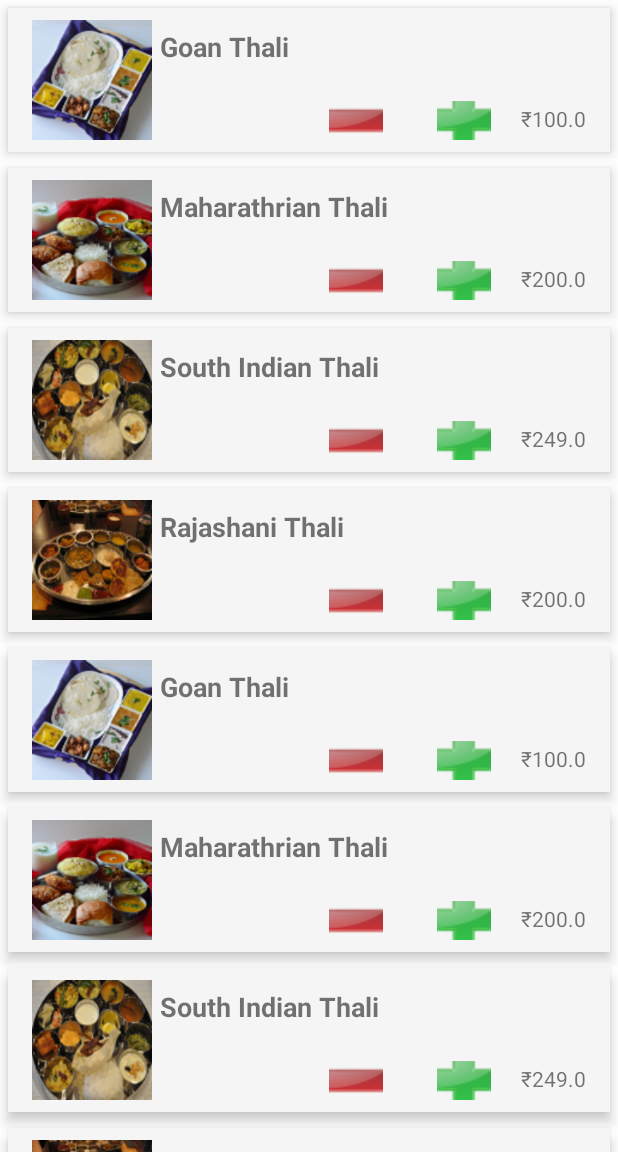
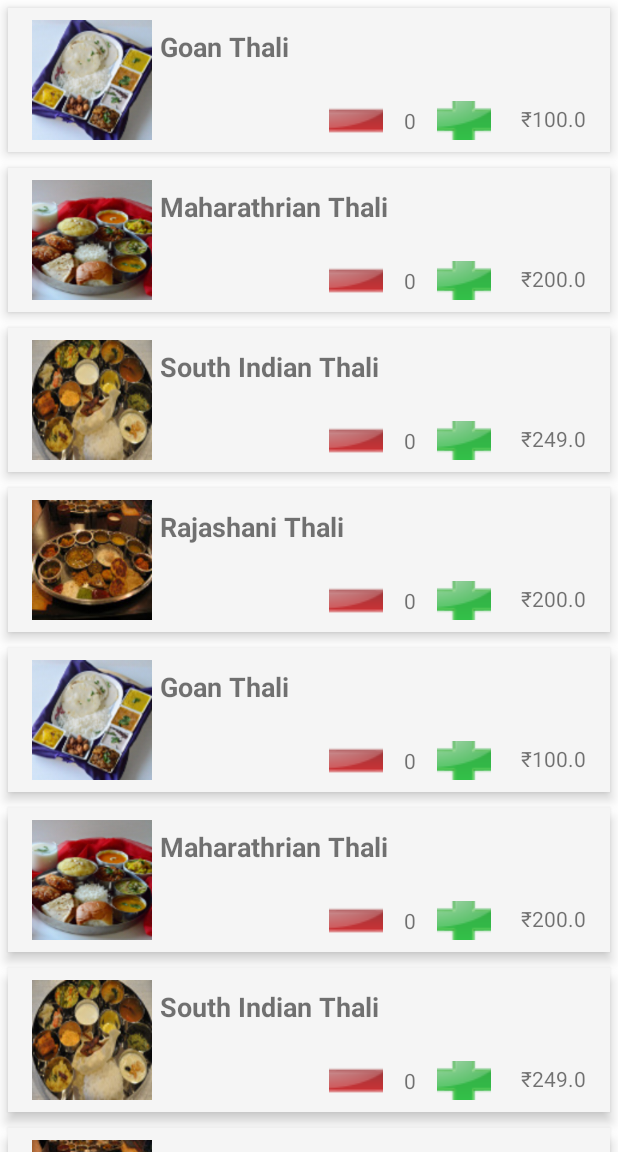
Before and after one commit to prasadph/vinod-tiffin, an Android app: the screen it shows after launch (MainActivity), on a phone screen of 412 x 824 dp, the part 84-1236 px from its top. Run offline under Robolectric (Android 15) with nearby library versions, the phone set to English and light mode, and no system bars.

Commit message:
Java for food_row

```diff
--- a/app/src/main/java/shubham/tfin/FoodClassAdapter.java
+++ b/app/src/main/java/shubham/tfin/FoodClassAdapter.java
@@ -1,17 +1,13 @@
 package shubham.tfin;
 
-import android.app.Dialog;
 import android.content.Context;
-import android.graphics.Canvas;
-import android.graphics.drawable.Drawable;
-import android.graphics.drawable.ScaleDrawable;
 import android.support.v7.widget.RecyclerView;
 import android.view.LayoutInflater;
 import android.view.View;
 import android.view.ViewGroup;
+import android.widget.ImageButton;
 import android.widget.ImageView;
 import android.widget.TextView;
-import android.widget.Toast;
 
 import java.util.Collections;
 import java.util.List;
@@ -37,34 +33,51 @@ public class FoodClassAdapter extends RecyclerView.Adapter<FoodClassAdapter.MyVi
     }
 
     @Override
-    public void onBindViewHolder(MyViewHolder holder, final int position) {
-        FoodListData curr = list.get(position);
+    public void onBindViewHolder(final MyViewHolder holder, final int position) {
+        final FoodListData curr = list.get(position);
         holder.title.setText(curr.FTitle);
         holder.img.setImageResource(curr.FImgID);
         holder.rate.setText("\u20B9" + curr.FPrice);
+        holder.quant.setText(String.valueOf(curr.FQuantity));
+
         holder.img.setOnClickListener(new View.OnClickListener() {
             @Override
             public void onClick(View view) {
                 ImagePreview preview = new ImagePreview(context);
-                switch (position%4)
-                {
+                switch (position % 4) {
                     case 0:
-                        ((ImageView)preview.findViewById(R.id.idPreviewImage)).setImageResource(R.drawable.goa256);
+                        ((ImageView) preview.findViewById(R.id.idPreviewImage)).setImageResource(R.drawable.goa256);
                         preview.show();
                         break;
                     case 1:
-                        ((ImageView)preview.findViewById(R.id.idPreviewImage)).setImageResource(R.drawable.maharas256);
+                        ((ImageView) preview.findViewById(R.id.idPreviewImage)).setImageResource(R.drawable.maharas256);
                         preview.show();
                         break;
                     case 2:
-                        ((ImageView)preview.findViewById(R.id.idPreviewImage)).setImageResource(R.drawable.south256);
+                        ((ImageView) preview.findViewById(R.id.idPreviewImage)).setImageResource(R.drawable.south256);
                         preview.show();
                         break;
                     case 3:
-                        ((ImageView)preview.findViewById(R.id.idPreviewImage)).setImageResource(R.drawable.rajasthani256);
+                        ((ImageView) preview.findViewById(R.id.idPreviewImage)).setImageResource(R.drawable.rajasthani256);
                         preview.show();
                         break;
                 }
+            }
+        });
+
+        holder.add.setOnClickListener(new View.OnClickListener() {
+            @Override
+            public void onClick(View view) {
+                curr.FQuantity++;
+                holder.quant.setText(String.valueOf(curr.FQuantity));
+            }
+        });
+
+        holder.sub.setOnClickListener(new View.OnClickListener() {
+            @Override
+            public void onClick(View view) {
+                curr.FQuantity--;
+                holder.quant.setText(String.valueOf(curr.FQuantity));
             }
         });
     }
@@ -89,11 +102,17 @@ public class FoodClassAdapter extends RecyclerView.Adapter<FoodClassAdapter.MyVi
         TextView title;
         ImageView img;
         TextView rate;
+        TextView quant;
+        ImageButton add,sub;
+
         public MyViewHolder(View itemView) {
             super(itemView);
             title = (TextView) itemView.findViewById(R.id.idTitle);
             img = (ImageView) itemView.findViewById(R.id.idFoodImg);
             rate = (TextView) itemView.findViewById(R.id.idPrice);
+            quant = (TextView) itemView.findViewById(R.id.idQuant);
+            add = (ImageButton) itemView.findViewById(R.id.idAddItem);
+            sub = (ImageButton) itemView.findViewById(R.id.idSubItem);
         }
     }
 }
--- a/app/src/main/java/shubham/tfin/FoodListData.java
+++ b/app/src/main/java/shubham/tfin/FoodListData.java
@@ -7,5 +7,5 @@ public class FoodListData {
     int FImgID;
     String FTitle;
     double FPrice;
-    String FDescr;
+    int FQuantity;
 }
--- a/app/src/main/java/shubham/tfin/MainActivity.java
+++ b/app/src/main/java/shubham/tfin/MainActivity.java
@@ -1,7 +1,5 @@
 package shubham.tfin;
 
-import android.app.Activity;
-import android.content.res.Resources;
 import android.os.Bundle;
 import android.support.v7.app.ActionBarActivity;
 import android.support.v7.widget.LinearLayoutManager;
@@ -54,12 +52,13 @@ public class MainActivity extends ActionBarActivity {
         String[] titles = getResources().getStringArray(R.array.titles);
         double[] rates = {100.0, 200.0, 249.0, 200.0};
 
-        for(int i = 0; i< 24; i++)
+        for(int i = 0; i< 14; i++)
         {
             FoodListData data = new FoodListData();
             data.FImgID = icons[i%4];
             data.FTitle = titles[i%4];
             data.FPrice = rates[i%4];
+            data.FQuantity = 0;
             list.add(data);
         }
         return list;
```
